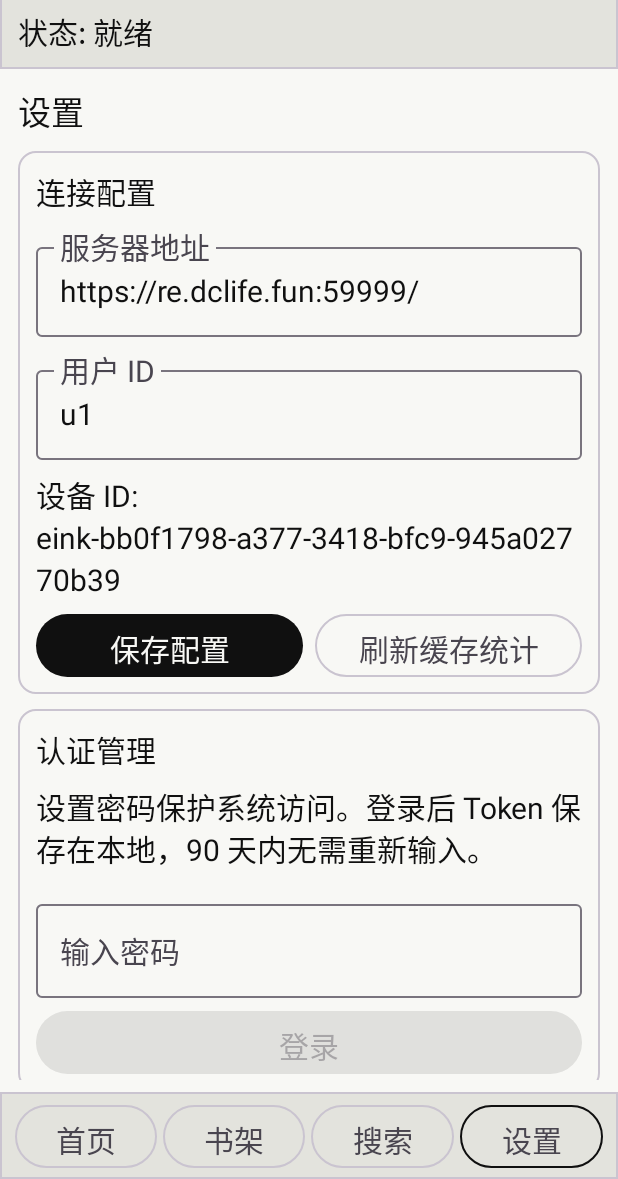
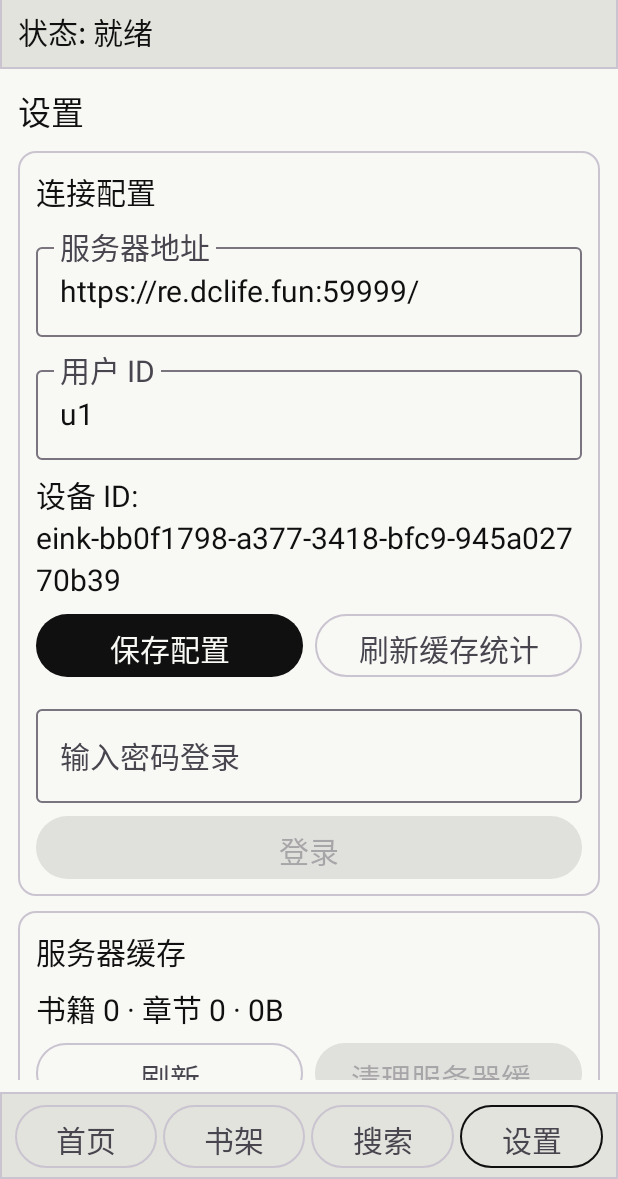
Before and after one commit to jibwf/EasyReader, an Android app built with Jetpack Compose: the screen it shows after launch (MainActivity), after a tap on "设置", on a phone screen of 412 x 824 dp, the part 57-1236 px from its top. Run offline under Robolectric (Android 15) with nearby library versions, the light colour scheme and no system bars.

Commit message:
refactor: merge auth section into connection config, auto-navigate to settings
- Merge auth management into connection config section
- Auto-navigate to settings page when no auth token
- Simplify SettingsPane layout

```diff
--- a/e-link-client/app/src/main/java/com/easyreader/elinkclient/ui/MainScreen.kt
+++ b/e-link-client/app/src/main/java/com/easyreader/elinkclient/ui/MainScreen.kt
@@ -56,6 +56,12 @@ fun MainScreen(viewModel: EinkViewModel) {
     val lifecycleOwner = LocalLifecycleOwner.current
     var currentTabName by rememberSaveable { mutableStateOf(ScreenTab.Home.name) }
     var showReader by rememberSaveable { mutableStateOf(false) }
+
+    LaunchedEffect(state.authToken) {
+        if (state.authToken.isBlank() && currentTabName != ScreenTab.Settings.name) {
+            currentTabName = ScreenTab.Settings.name
+        }
+    }
 
     LaunchedEffect(state.activeBookKey) {
         if (state.activeBookKey.isNullOrBlank()) {
--- a/e-link-client/app/src/main/java/com/easyreader/elinkclient/ui/components/SettingsPane.kt
+++ b/e-link-client/app/src/main/java/com/easyreader/elinkclient/ui/components/SettingsPane.kt
@@ -123,26 +123,6 @@ fun SettingsPane(
                         Text("刷新缓存统计")
                     }
                 }
-            }
-        }
-        }
-
-        item {
-            EinkCard(modifier = Modifier.fillMaxWidth()) {
-                Column(
-                    modifier = Modifier
-                        .fillMaxWidth()
-                        .padding(12.dp),
-                    verticalArrangement = Arrangement.spacedBy(8.dp),
-                ) {
-                    Text(
-                        text = "认证管理",
-                        style = MaterialTheme.typography.titleSmall,
-                    )
-                    Text(
-                        text = "设置密码保护系统访问。登录后 Token 保存在本地，90 天内无需重新输入。",
-                        style = MaterialTheme.typography.bodySmall,
-                    )
 
                 if (state.authToken.isNotBlank()) {
                     Text(
@@ -162,7 +142,7 @@ fun SettingsPane(
                     OutlinedTextField(
                         value = editablePassword,
                         onValueChange = { editablePassword = it },
-                            label = { Text("输入密码") },
+                        label = { Text("输入密码登录") },
                         singleLine = true,
                         modifier = Modifier.fillMaxWidth(),
                     )
```
Lines whose indentation alone changed are shown as unchanged.
